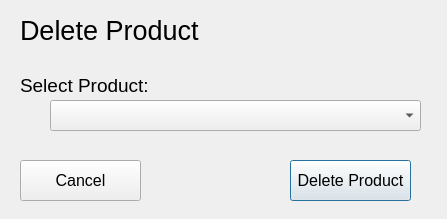
Before: the Qt Designer form UI/DeleteProduct.ui in rishav-karanjit/WatchMen-keep-track-of-your-shopping-list, drawn with Qt 5.
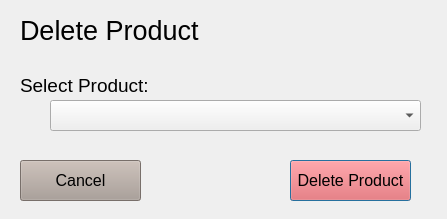
After: the same form once the commit is applied.

What changed in the file:
```diff
--- a/UI/DeleteProduct.ui
+++ b/UI/DeleteProduct.ui
@@ -78,6 +78,18 @@
      <pointsize>12</pointsize>
     </font>
    </property>
+   <property name="styleSheet">
+    <string notr="true">QPushButton:!hover
+{
+	background-color: rgb(255, 74, 74);
+}
+
+QPushButton:hover
+{
+background-color: rgb(255, 10, 10)
+}
+</string>
+   </property>
    <property name="text">
     <string>Delete Product</string>
    </property>
@@ -96,6 +108,18 @@
      <pointsize>12</pointsize>
     </font>
    </property>
+   <property name="styleSheet">
+    <string notr="true">QPushButton:!hover
+{
+	background-color: rgb(168, 156, 148);
+}
+
+QPushButton:hover
+{
+background-color: rgb(237, 224, 216)
+}
+</string>
+   </property>
    <property name="text">
     <string>Cancel</string>
    </property>
```
